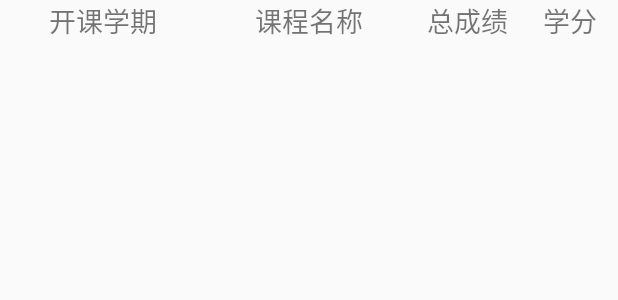
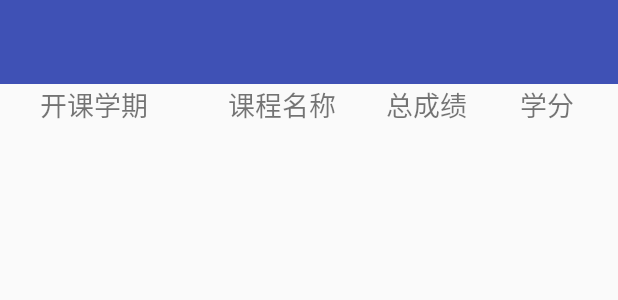
Before and after one commit to STRSong/UPCAid, an Android app: the layout activity_score.xml on its own in the app's theme, with its tools: preview values and no code run, on a phone screen of 412 x 824 dp. Shown: the top 300 px of the screen. Run offline under Robolectric (Android 15) with nearby library versions, the phone set to English and light mode, and no system bars.

Commit message:
解析HTML
添加成绩显示页面

```diff
--- a/app/src/main/res/layout/activity_score.xml
+++ b/app/src/main/res/layout/activity_score.xml
@@ -3,6 +3,21 @@
     android:orientation="vertical"
     android:layout_width="match_parent"
     android:layout_height="match_parent">
+
+    <android.support.v7.widget.Toolbar
+        xmlns:android="http://schemas.android.com/apk/res/android"
+        android:id="@+id/toolbar"
+        android:layout_height="wrap_content"
+        android:layout_width="match_parent"
+        android:background="?attr/colorPrimary">
+        <LinearLayout
+            android:layout_width="match_parent"
+            android:layout_height="wrap_content"
+            android:orientation="vertical">
+
+        </LinearLayout>
+    </android.support.v7.widget.Toolbar>
+
     <LinearLayout
         android:layout_width="match_parent"
         android:layout_height="wrap_content"
@@ -14,6 +29,7 @@
             android:gravity="center"
             android:text="开课学期"
             android:textSize="18dp"/>
+
         <TextView
             android:layout_width="0dp"
             android:layout_height="wrap_content"
@@ -28,13 +44,15 @@
             android:gravity="center"
             android:text="总成绩"
             android:textSize="18dp"/>
+
         <TextView
-            android:layout_width="0dp"
+            android:layout_width="wrap_content"
             android:layout_height="wrap_content"
             android:layout_weight="60"
             android:gravity="center"
             android:text="学分"
             android:textSize="18dp"/>
+
     </LinearLayout>
 
     <ListView
--- a/app/src/main/res/values/styles.xml
+++ b/app/src/main/res/values/styles.xml
@@ -1,7 +1,7 @@
 <resources>
 
     <!-- Base application theme. -->
-    <style name="AppTheme" parent="Theme.AppCompat.Light.DarkActionBar">
+    <style name="AppTheme" parent="Theme.AppCompat.Light.NoActionBar">
         <!-- Customize your theme here. -->
         <item name="colorPrimary">@color/colorPrimary</item>
         <item name="colorPrimaryDark">@color/colorPrimaryDark</item>
```
Also changed, not shown: app/src/main/java/jwxt/cacher/cc/jwxt/MainActivity.java (+2 -9 lines), app/src/main/java/jwxt/cacher/cc/jwxt/ScoreActivity.java (+22 -8 lines), app/src/main/res/layout/activity_main.xml (+0 -7 lines), app/src/main/res/layout/time_choice_popupwindow.xml (added, +43 -0 lines), app/src/main/res/layout/toolbar.xml (added, +17 -0 lines), app/src/main/res/values/strings.xml (+16 -1 lines).
